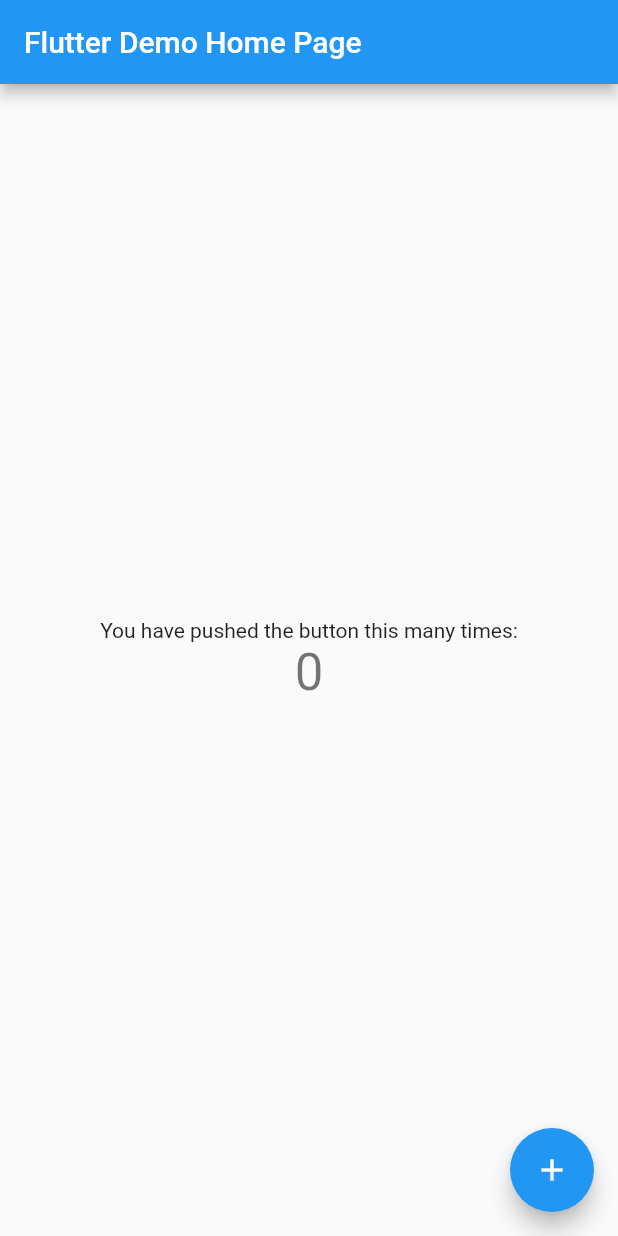
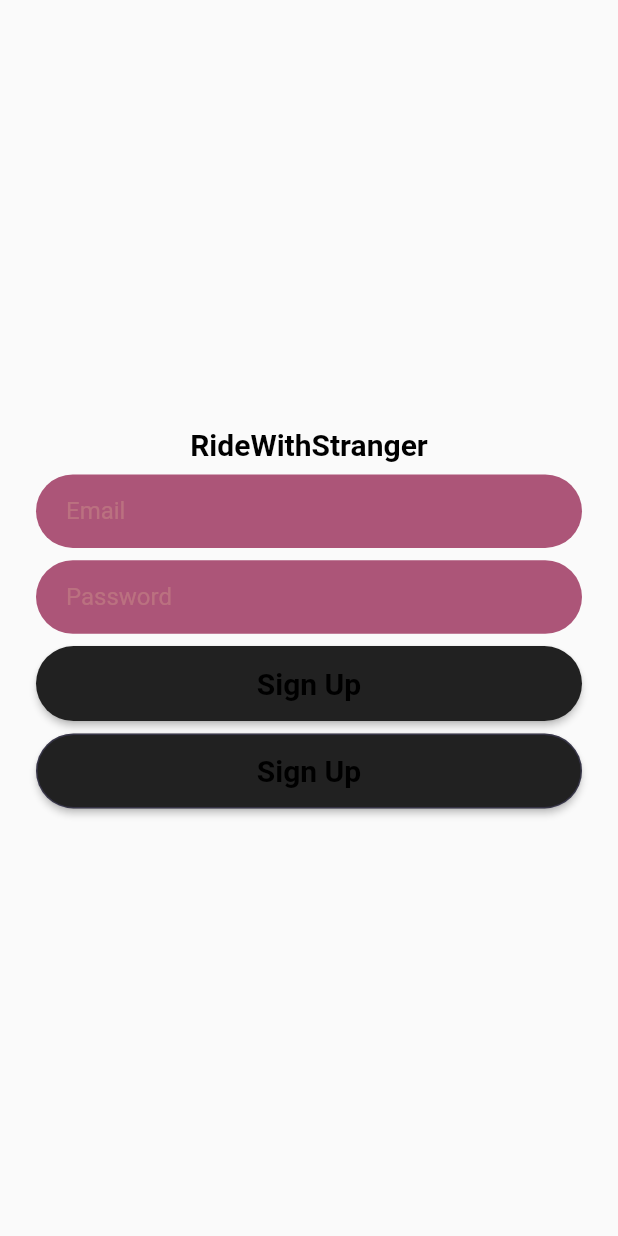
Before and after one commit to Zufiqqar/Grab_HackForGood, a Flutter app: the screen it shows after launch, on a phone screen of 412 x 824 dp. Run offline on Flutter 3.47's test engine with Material 2 defaults, Android fonts, the phone set to English and light mode, and no system bars.

Commit message:
first push landing page

```diff
--- /dev/null
+++ b/stranger/lib/landing_page.dart
@@ -0,0 +1,175 @@
+import 'package:flutter/cupertino.dart';
+import 'package:flutter/material.dart';
+import 'package:stranger/model/colour.dart';
+import 'package:stranger/model/font.dart';
+
+
+class LandingPage extends StatefulWidget {
+  static String tag = '/LandingPage';
+
+  @override
+  LandingPageState createState() => LandingPageState();
+}
+
+class LandingPageState extends State<LandingPage> {
+  var emailCont = TextEditingController();
+  var passwordCont = TextEditingController();
+  final formKey = GlobalKey<FormState>();
+
+  @override
+  Widget build(BuildContext context) {
+    var deviceWidth = MediaQuery.of(context).size.width;
+    var deviceHeight = MediaQuery.of(context).size.height;
+    return Scaffold(
+      body: Container(
+        height: deviceHeight,
+        child: Stack(
+          alignment: Alignment.center,
+          children: <Widget>[
+            // Positioned(
+            //   top: height - (width + width * 0.05),
+            //   child: CachedNetworkImage(
+            //     placeholder: placeholderWidgetFn() as Widget Function(BuildContext, String)?,
+            //     imageUrl: ic_app_background,
+            //     height: width + width * 0.05,
+            //     width: width,
+            //     fit: BoxFit.fill,
+            //   ),
+            // ),
+            SingleChildScrollView(
+              child: Padding(
+                padding: const EdgeInsets.all(24.0),
+                child: Column(
+                  mainAxisAlignment: MainAxisAlignment.center,
+                  children: <Widget>[
+                    // Image.asset(
+                    //   ic_app_icon,
+                    //   width: width * 0.22,
+                    // ),
+                    Row(
+                      mainAxisAlignment: MainAxisAlignment.center,
+                      children: <Widget>[
+                        Text(
+                          'RideWith',
+                          textAlign: TextAlign.center,
+                          style: TextStyle(
+                              fontSize: Font().large1,
+                              color: Colors.black,
+                              fontWeight: FontWeight.bold
+                          ),
+                        ),
+                        Text(
+                          'Stranger',
+                          textAlign: TextAlign.center,
+                          style: TextStyle(
+                              fontSize: Font().large1,
+                              color: Colors.black,
+                              fontWeight: FontWeight.bold
+                          ),
+                        ),
+                      ],
+                    ),
+                    SizedBox(
+                      height: deviceHeight*0.01,
+                    ),
+                    TextFormField(
+                      keyboardType: TextInputType.emailAddress,
+                      autofocus: false,
+                      controller: emailCont,
+                      textCapitalization: TextCapitalization.words,
+                      style: TextStyle(color: Col().ColorPrimary, fontSize: Font().medium1),
+                      decoration: InputDecoration(
+                          filled: true,
+                          fillColor: Col().Splash,
+                          focusColor: Col().blueBackground,
+                          hintText: "Email",
+                          hintStyle: TextStyle(color: Col().orangeBackground, fontSize: Font().medium1),
+                          contentPadding: EdgeInsets.fromLTRB(20.0, 15.0, 20.0, 15.0),
+                          focusedBorder: OutlineInputBorder(borderRadius: BorderRadius.circular(32.0),
+                              borderSide: BorderSide(color: Col().AppTextColorPrimary, width: 0.5)),
+                          enabledBorder: OutlineInputBorder(borderRadius: BorderRadius.circular(32.0),
+                              borderSide: BorderSide(color: Colors.transparent, style: BorderStyle.none, width: 0))),
+                    ),
+                    SizedBox(
+                      height: deviceHeight*0.01,
+                    ),
+                    TextFormField(
+                      keyboardType: TextInputType.text,
+                      autofocus: false,
+                      obscureText: true,
+                      style: TextStyle(color: Col().ColorPrimary, fontSize: Font().medium1),
+                      controller: passwordCont,
+                      textCapitalization: TextCapitalization.words,
+                      decoration: InputDecoration(
+                          filled: true,
+                          fillColor: Col().Splash,
+                          focusColor: Col().blueBackground,
+                          hintText: "Password",
+                          hintStyle: TextStyle(color: Col().orangeBackground, fontSize: Font().medium1),
+                          contentPadding: EdgeInsets.fromLTRB(20.0, 15.0, 20.0, 15.0),
+                          focusedBorder: OutlineInputBorder(borderRadius: BorderRadius.circular(32.0),
+                              borderSide: BorderSide(color: Col().AppTextColorPrimary, width: 0.5)),
+                          enabledBorder: OutlineInputBorder(borderRadius: BorderRadius.circular(32.0),
+                              borderSide: BorderSide(color: Colors.transparent, style: BorderStyle.none, width: 0))),
+                    ),
+                    SizedBox(
+                      height: deviceHeight*0.01,
+                    ),
+                    SizedBox(
+                      width: double.infinity,
+                      height: 50,
+                      // height: double.infinity,
+                      child: MaterialButton(
+                        padding: EdgeInsets.all(8.0),
+                        child: Text(
+                          'Sign Up',
+                          textAlign: TextAlign.center,
+                          style: TextStyle(
+                              fontSize: Font().large1,
+                              color: Colors.black,
+                              fontWeight: FontWeight.bold
+                          ),
+                        ),
+                        textColor: Col().AppTextColorPrimary,
+                        shape: RoundedRectangleBorder(borderRadius: new BorderRadius.circular(40.0)),
+                        color: Col().AppTextColorPrimary,
+                        onPressed: () => {
+                          // ShHomeScreen().launch(context),
+                        },
+                      ),
+                    ),
+                    SizedBox(height: deviceHeight*0.01),
+                    SizedBox(
+                      width: double.infinity,
+                      height: 50,
+                      // height: double.infinity,
+                      child: MaterialButton(
+                        padding: EdgeInsets.all(8.0),
+                        child: Text(
+                          'Sign Up',
+                          textAlign: TextAlign.center,
+                          style: TextStyle(
+                              fontSize: Font().large1,
+                              color: Colors.black,
+                              fontWeight: FontWeight.bold
+                          ),
+                        ),
+                        textColor: Col().newDarkGreen,
+                        shape: RoundedRectangleBorder(borderRadius: new BorderRadius.circular(40.0),
+                            side: BorderSide(color: Col().purpleBackground, width: 1)),
+                        color: Col().AppTextColorPrimary,
+                        onPressed: () => {
+                          // ShSignUp().launch(context)
+                        },
+                      ),
+                    )
+                  ],
+                ),
+              ),
+            )
+          ],
+        ),
+      ),
+    );
+  }
+}
--- a/stranger/lib/main.dart
+++ b/stranger/lib/main.dart
@@ -1,115 +1,84 @@
 import 'package:flutter/material.dart';
+import 'package:flutter/services.dart';
+import 'package:stranger/landing_page.dart';
 
-void main() {
-  runApp(const MyApp());
+final GlobalKey<NavigatorState> navigatorKey = GlobalKey(debugLabel: "Main Navigator");
+
+void main() async{
+  WidgetsFlutterBinding.ensureInitialized();
+  runApp(MyApp());
 }
 
-class MyApp extends StatelessWidget {
-  const MyApp({Key? key}) : super(key: key);
+class MyApp extends StatefulWidget {
+
+  @override
+  _MyAppState createState() => _MyAppState();
+}
+
+class _MyAppState extends State<MyApp> with WidgetsBindingObserver {
+  // const MyApp({Key? key}) : super(key: key);
+  late AppLifecycleState _lastLifecycleState;
+  Widget page = LandingPage();
+
+  @override
+  void didChangeAppLifecycleState(AppLifecycleState state) {
+    setState(() {
+      _lastLifecycleState = state;
+    });
+    super.didChangeAppLifecycleState(state);
+    print('Current state $state');
+    if (state == AppLifecycleState.resumed) {
+      print('App resumed');
+    }
+    if (state == AppLifecycleState.paused) {
+      print('App exited');
+    }
+  }
+
+  @override
+  void initState() {
+    super.initState();
+    WidgetsBinding.instance!.addObserver(this);
+    print("InitState");
+  }
+
+  @override
+  void dispose() {
+    print('dispose');
+    WidgetsBinding.instance!.removeObserver(this);
+    super.dispose();
+  }
+
+
+  // final routes = <String, WidgetBuilder>{
+  //   LoginScreen.tag: (context) => LoginScreen()
+  // };
 
   // This widget is the root of your application.
   @override
   Widget build(BuildContext context) {
+    SystemChrome.setPreferredOrientations([
+      DeviceOrientation.portraitUp,
+      DeviceOrientation.portraitDown,
+    ]);
+    SystemChrome.setSystemUIOverlayStyle(
+      const SystemUiOverlayStyle(
+        systemNavigationBarIconBrightness: Brightness.dark,
+        systemNavigationBarColor: Colors.white,
+        statusBarIconBrightness: Brightness.dark,
+        // statusBarColor: ColorPrimary
+      ),
+    );
     return MaterialApp(
+      theme: ThemeData(
+          appBarTheme: Theme.of(context)
+              .appBarTheme
+              .copyWith(systemOverlayStyle: SystemUiOverlayStyle.dark)),
+      debugShowCheckedModeBanner: false,
       title: 'Flutter Demo',
-      theme: ThemeData(
-        // This is the theme of your application.
-        //
-        // Try running your application with "flutter run". You'll see the
-        // application has a blue toolbar. Then, without quitting the app, try
-        // changing the primarySwatch below to Colors.green and then invoke
-        // "hot reload" (press "r" in the console where you ran "flutter run",
-        // or simply save your changes to "hot reload" in a Flutter IDE).
-        // Notice that the counter didn't reset back to zero; the application
-        // is not restarted.
-        primarySwatch: Colors.blue,
-      ),
-      home: const MyHomePage(title: 'Flutter Demo Home Page'),
+      navigatorKey: navigatorKey,
+      home: page,
+      // routes: routes,
     );
   }
 }
-
-class MyHomePage extends StatefulWidget {
-  const MyHomePage({Key? key, required this.title}) : super(key: key);
-
-  // This widget is the home page of your application. It is stateful, meaning
-  // that it has a State object (defined below) that contains fields that affect
-  // how it looks.
-
-  // This class is the configuration for the state. It holds the values (in this
-  // case the title) provided by the parent (in this case the App widget) and
-  // used by the build method of the State. Fields in a Widget subclass are
-  // always marked "final".
-
-  final String title;
-
-  @override
-  State<MyHomePage> createState() => _MyHomePageState();
-}
-
-class _MyHomePageState extends State<MyHomePage> {
-  int _counter = 0;
-
-  void _incrementCounter() {
-    setState(() {
-      // This call to setState tells the Flutter framework that something has
-      // changed in this State, which causes it to rerun the build method below
-      // so that the display can reflect the updated values. If we changed
-      // _counter without calling setState(), then the build method would not be
-      // called again, and so nothing would appear to happen.
-      _counter++;
-    });
-  }
-
-  @override
-  Widget build(BuildContext context) {
-    // This method is rerun every time setState is called, for instance as done
-    // by the _incrementCounter method above.
-    //
-    // The Flutter framework has been optimized to make rerunning build methods
-    // fast, so that you can just rebuild anything that needs updating rather
-    // than having to individually change instances of widgets.
-    return Scaffold(
-      appBar: AppBar(
-        // Here we take the value from the MyHomePage object that was created by
-        // the App.build method, and use it to set our appbar title.
-        title: Text(widget.title),
-      ),
-      body: Center(
-        // Center is a layout widget. It takes a single child and positions it
-        // in the middle of the parent.
-        child: Column(
-          // Column is also a layout widget. It takes a list of children and
-          // arranges them vertically. By default, it sizes itself to fit its
-          // children horizontally, and tries to be as tall as its parent.
-          //
-          // Invoke "debug painting" (press "p" in the console, choose the
-          // "Toggle Debug Paint" action from the Flutter Inspector in Android
-          // Studio, or the "Toggle Debug Paint" command in Visual Studio Code)
-          // to see the wireframe for each widget.
-          //
-          // Column has various properties to control how it sizes itself and
-          // how it positions its children. Here we use mainAxisAlignment to
-          // center the children vertically; the main axis here is the vertical
-          // axis because Columns are vertical (the cross axis would be
-          // horizontal).
-          mainAxisAlignment: MainAxisAlignment.center,
-          children: <Widget>[
-            const Text(
-              'You have pushed the button this many times:',
-            ),
-            Text(
-              '$_counter',
-              style: Theme.of(context).textTheme.headline4,
-            ),
-          ],
-        ),
-      ),
-      floatingActionButton: FloatingActionButton(
-        onPressed: _incrementCounter,
-        tooltip: 'Increment',
-        child: const Icon(Icons.add),
-      ), // This trailing comma makes auto-formatting nicer for build methods.
-    );
-  }
-}
--- /dev/null
+++ b/stranger/lib/model/colour.dart
@@ -0,0 +1,71 @@
+import 'package:flutter/material.dart';
+
+class Col {
+  final Color itemShadowColor = Color(0xff404346);
+  final Color greyLighter = Color(0xffaaaaaa);
+
+  final Color lightYellow = Color(0xffffc76a);
+  final Color greenLightest = Color(0xffdbf0ef);
+  final Color greenLighter = Color(0xffa8dbd8);
+  final Color greenLight = Color(0xff88cdcb);
+  final Color greenBase = Color(0xff429e9b);
+  final Color greenBase50 = Color(0x80429e9b);
+  final Color greenBase75 = Color(0xBF429e9b);
+  final Color greenDark = Color(0xff2b6765);
+  final Color greenDarker = Color(0xff142f2e);
+  final Color kinexcsGreen = Color(0xff429e9b);
+
+  final Color greyBase = Color(0xff757c83);
+  final Color greyLight = Color(0xffbdbdbd);
+  final Color greyText = Color(0xff6c6c6c);
+  final Color black54 = Colors.black54;
+
+  final Color purpleBackground = Color(0x36837CD2);
+  final Color purpleHighlight = Color(0xFF675BEF);
+  final Color purpleMedium = Color(0xFFB1ABF0);
+  final Color blueBackground = Color(0xFFE3EEF6);
+  final Color blueHighlight = Color(0xFF009AFF);
+  final Color blueMedium = Color(0xFF90CAF9);
+  final Color greenBackground = Color(0x3697D3D0);
+  final Color greenHighlight = Color(0xFF02CEC8);
+  final Color greenMedium = Color(0xFF88CDCDB);
+  final Color redBackground = Color(0x36F19CB5);
+  final Color redHighlight = Color(0xFFF03B70);
+  final Color redMedium = Color(0xFFF19CB5);
+  final Color orangeBackground = Color(0x36F1D99C);
+  final Color orangeHighlight = Color(0xFFFF8754);
+  final Color orangeMedium = Color(0xFFF1D99C);
+  final Color newGreen = Color(0xff26baaa);
+  final Color newGrey = Color(0xFFd3d5d4);
+  final Color newYellow = Color(0xFFfbd582);
+  final Color newDarkGrey = Color(0xFF465250);
+  final Color newDarkGreen = Color(0xFF0E7270);
+
+  final Color ColorPrimary = Color(0xFFee676b);
+  final Color paymentcolour = Color(0xFFfbe0e1);
+
+  final Color completecolour = Color(0xFFe1fbe0);
+  final Color cancelcolour = Color(0xFFfbede0);
+  final Color refundcolour = Color(0xFFe0e1fb);
+
+  final Color completecolourtxt = Color(0xFF1f600e);
+  final Color cancelcolourtxt = Color(0xFFd8781c);
+  final Color refundcolourtxt = Color(0xFF585de9);
+
+  final Color Splash = Color(0xFFac5578);
+  final Color ColorPrimary3 = Color(0xFFab92b2);
+  final Color ColorPrimary4 = Color(0xFFeea292);
+  final Color ColorSecondary = Color(0xFF);
+  final Color AppTextColorPrimary = Color(0xFF212121);
+  final Color AppTextColorSecondary = Color(0xFF5A5C5E);
+  final Color BackGroundColor = Color(0xFFf7f0f0);
+  final Color GreyColor = Color(0xFF808080);
+  final Color AppShadowColor = Color(0x95E9EBF0);
+  final Color AppDividerColor = Color(0xFFDADADA);
+  final Color homebutton = Color(0xFF55ac89);
+
+
+  final Color ColorPrimary2 = Color(0xFFead3d3);
+  final Color BackGroundColor2 = Color(0xFFead3d3);
+  final Color NotificationBadge = Color(0xFFfff799);
+}
--- /dev/null
+++ b/stranger/lib/model/font.dart
@@ -0,0 +1,15 @@
+import 'package:flutter/material.dart';
+
+class Font {
+  final double h0 = 40;
+  final double h1 = 32;
+  final double xlarge = 26;
+  final double large2 = 22;
+  final double large1 = 20;
+  final double medium2 = 18;
+  final double medium1 = 16;
+  final double small = 14;
+  final double mini = 12;
+  final double xmini = 10;
+
+}
--- a/stranger/pubspec.yaml
+++ b/stranger/pubspec.yaml
@@ -29,6 +29,11 @@ environment:
 dependencies:
   flutter:
     sdk: flutter
+
+  # Base
+  intl: ^0.17.0
+  flutter_vector_icons: ^1.0.0
+  google_fonts: ^2.1.0
 
 
   # The following adds the Cupertino Icons font to your application.
```
Also changed, not shown: stranger/pubspec.lock, 1 other file.
